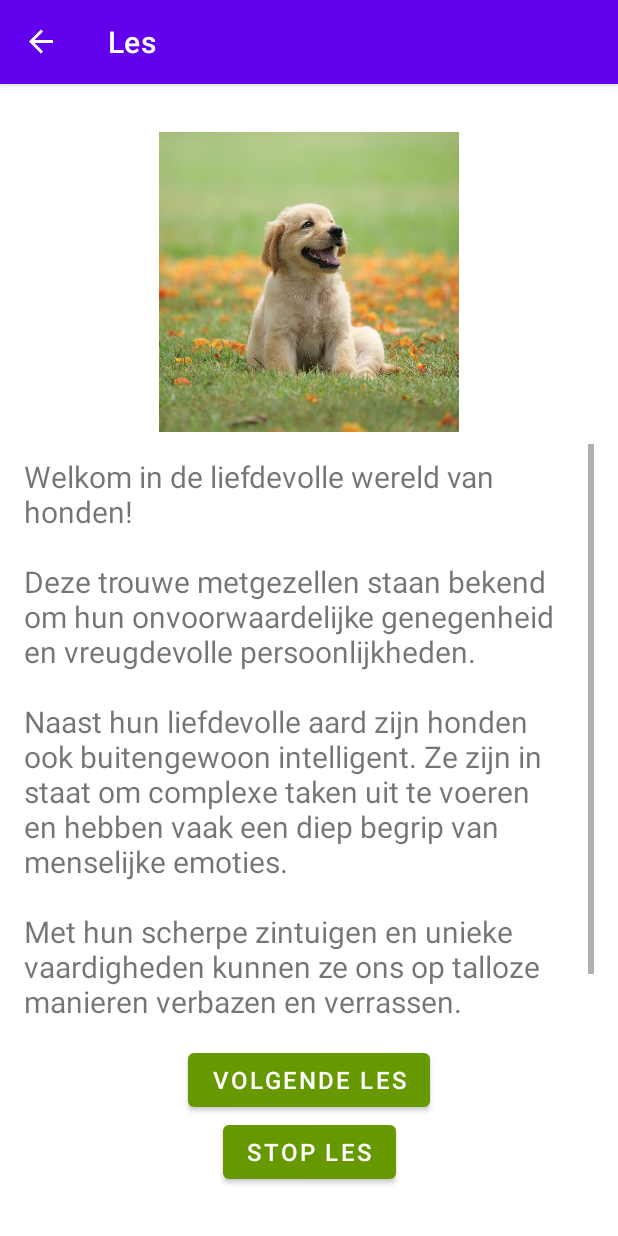
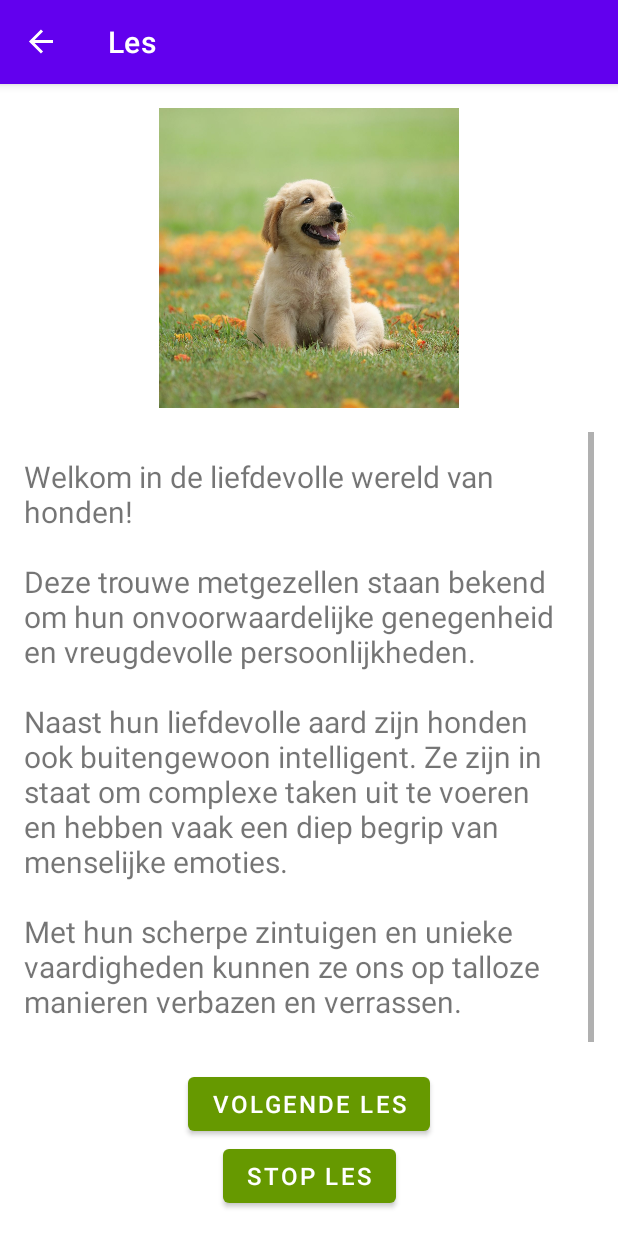
Before and after one commit to HanneVerstraete/Animalia, an Android app: the LessonFragment screen opened through its navigation route, on a phone screen of 412 x 824 dp. Run offline under Robolectric (Android 15) with nearby library versions, the phone set to English and light mode, and no system bars; our stand-ins replace data binding, navigation-ui.

Commit message:
feature lesson: add viewModel

```diff
--- a/app/src/main/java/com/example/animalia/LessonBook.kt
+++ b/app/src/main/java/com/example/animalia/LessonBook.kt
@@ -1,8 +1,6 @@
 package com.example.animalia
 
 class LessonBook {
-    var currentLesson = ""
-
     private val lessons = listOf(
         "Welkom in de liefdevolle wereld van honden!\n\n" +
                 "Deze trouwe metgezellen staan bekend om hun onvoorwaardelijke genegenheid en vreugdevolle persoonlijkheden.\n\n" +
@@ -19,16 +17,27 @@ class LessonBook {
                 "Met hun ondeugende geest en innemende persoonlijkheden blijven eenden een bron van verwondering en inspiratie voor ons allemaal!"
     )
 
-    fun getNextLesson(lessonNumber: Int) {
-        val lesson = if (lessons.size > lessonNumber) {
+    fun getLesson(lessonNumber: Int): String {
+        val lesson = if (!isLastLesson(lessonNumber)) {
             lessons.elementAt(lessonNumber)
         } else {
             "Finished all lessons"
         }
-        currentLesson = lesson
+        return lesson
+    }
+
+    fun getLessonPicture(lessonNumber: Int): Int {
+        val picture: Int = when (lessonNumber) {
+            0 -> R.drawable.dog
+            1 -> R.drawable.lion
+            2 -> R.drawable.duck
+            else -> R.drawable.empty_vector
+        }
+
+        return picture
     }
 
     fun isLastLesson(lessonNumber: Int): Boolean {
-        return lessons.size < lessonNumber
+        return lessons.size - 1 < lessonNumber
     }
 }
--- a/app/src/main/java/com/example/animalia/LessonFragment.kt
+++ b/app/src/main/java/com/example/animalia/LessonFragment.kt
@@ -6,14 +6,14 @@ import android.view.View
 import android.view.ViewGroup
 import androidx.databinding.DataBindingUtil
 import androidx.fragment.app.Fragment
+import androidx.fragment.app.viewModels
 import androidx.navigation.findNavController
 import com.example.animalia.databinding.FragmentLessonBinding
+import com.example.animalia.models.LessonViewModel
 
 class LessonFragment : Fragment() {
-    private var myLessonBook = LessonBook()
     private lateinit var binding: FragmentLessonBinding
-    // TODO move logic of number to lessonBook
-    var lessonNumber: Int = 0
+    private val viewModel: LessonViewModel by viewModels()
 
     override fun onCreate(savedInstanceState: Bundle?) {
         super.onCreate(savedInstanceState)
@@ -26,41 +26,28 @@ class LessonFragment : Fragment() {
     ): View {
         binding = DataBindingUtil.inflate(inflater, R.layout.fragment_lesson, container, false)
 
-        binding.lessonBook = myLessonBook
-
-        nextLesson()
+        binding.apply {
+            lessonViewModel = viewModel
+            lifecycleOwner = viewLifecycleOwner
+        }
 
         binding.apply {
-            nextlessonButton.setOnClickListener {
-                nextLesson()
-            }
             quitlessonButton.setOnClickListener {
                 view?.findNavController()
                     ?.navigate(LessonFragmentDirections.actionLessonFragmentToHomeFragment())
             }
         }
 
+        viewModel.shouldEnd.observe(viewLifecycleOwner) {
+            if (it) {
+                hideContinueButton()
+            }
+        }
+
         return binding.root
     }
 
-    private fun nextLesson() {
-        binding.apply {
-            lessonBook?.getNextLesson(lessonNumber)
-
-            when (lessonNumber) {
-                0 -> animalImage.setImageResource(R.drawable.dog)
-                1 -> animalImage.setImageResource(R.drawable.lion)
-                2 -> animalImage.setImageResource(R.drawable.duck)
-                else -> animalImage.setImageResource(R.drawable.empty_vector)
-            }
-
-            invalidateAll()
-        }
-
-        lessonNumber += 1
-
-        if (myLessonBook.isLastLesson(lessonNumber)) {
-            binding.nextlessonButton.visibility = View.GONE
-        }
+    private fun hideContinueButton() {
+        binding.nextlessonButton.visibility = View.GONE
     }
 }
--- /dev/null
+++ b/app/src/main/java/com/example/animalia/models/LessonViewModel.kt
@@ -0,0 +1,38 @@
+package com.example.animalia.models
+
+import androidx.lifecycle.LiveData
+import androidx.lifecycle.MutableLiveData
+import androidx.lifecycle.ViewModel
+import com.example.animalia.LessonBook
+
+class LessonViewModel : ViewModel() {
+    private var myLessonBook = LessonBook()
+    private var lessonNumber: Int = 0
+
+    private var _currentLesson = MutableLiveData<String>()
+    val currentLesson: LiveData<String>
+        get() = _currentLesson
+
+    private var _image = MutableLiveData<Int>()
+    val image: LiveData<Int>
+        get() = _image
+
+    private val _shouldEnd = MutableLiveData<Boolean>()
+    val shouldEnd: LiveData<Boolean>
+        get() = _shouldEnd
+
+    init {
+        getNextLesson()
+    }
+
+    fun getNextLesson() {
+        _currentLesson.value = myLessonBook.getLesson(lessonNumber)
+        _image.value = myLessonBook.getLessonPicture(lessonNumber)
+
+        if (myLessonBook.isLastLesson(lessonNumber)) {
+            _shouldEnd.value = true
+        } else {
+            lessonNumber++
+        }
+    }
+}
--- a/app/src/main/res/layout-land/fragment_lesson.xml
+++ b/app/src/main/res/layout-land/fragment_lesson.xml
@@ -6,8 +6,8 @@
     <data>
 
         <variable
-            name="lessonBook"
-            type="com.example.animalia.LessonBook" />
+            name="lessonViewModel"
+            type="com.example.animalia.models.LessonViewModel" />
     </data>
 
     <LinearLayout
@@ -57,7 +57,7 @@
                         style="@style/text_regular"
                         android:layout_width="wrap_content"
                         android:layout_height="wrap_content"
-                        android:text="@{lessonBook.currentLesson}"
+                        android:text="@{lessonViewModel.currentLesson}"
                         tools:text="Here comes a lesson" />
                 </LinearLayout>
             </ScrollView>
@@ -68,6 +68,7 @@
                 android:layout_width="wrap_content"
                 android:layout_height="wrap_content"
                 android:layout_marginBottom="16dp"
+                android:onClick="@{()->lessonViewModel.getNextLesson()}"
                 android:text="@string/button_lesson_next"
                 app:layout_constraintBottom_toBottomOf="parent"
                 app:layout_constraintEnd_toStartOf="@+id/quitlesson_button"
--- a/app/src/main/res/layout/fragment_lesson.xml
+++ b/app/src/main/res/layout/fragment_lesson.xml
@@ -6,8 +6,8 @@
     <data>
 
         <variable
-            name="lessonBook"
-            type="com.example.animalia.LessonBook" />
+            name="lessonViewModel"
+            type="com.example.animalia.models.LessonViewModel" />
     </data>
 
     <androidx.constraintlayout.widget.ConstraintLayout
@@ -18,27 +18,24 @@
         android:orientation="vertical"
         tools:context=".MainActivity">
 
-        <ImageView
+        <androidx.appcompat.widget.AppCompatImageView
             android:id="@+id/animal_image"
             android:layout_width="200dp"
             android:layout_height="200dp"
-            android:layout_marginTop="32dp"
+            android:layout_marginTop="@dimen/margin_top"
             android:contentDescription="@string/description_image_lesson"
             app:layout_constraintBottom_toTopOf="@+id/lesson_scrollview"
             app:layout_constraintEnd_toEndOf="parent"
             app:layout_constraintStart_toStartOf="parent"
             app:layout_constraintTop_toTopOf="parent"
-            app:srcCompat="@drawable/empty_vector"
+            app:imageResource="@{lessonViewModel.image}"
             tools:srcCompat="@drawable/dog" />
 
         <ScrollView
             android:id="@+id/lesson_scrollview"
             android:layout_width="match_parent"
             android:layout_height="0dp"
-            android:layout_marginStart="16dp"
-            android:layout_marginTop="8dp"
-            android:layout_marginEnd="16dp"
-            android:layout_marginBottom="16dp"
+            android:layout_margin="@dimen/margin"
             app:layout_constraintBottom_toTopOf="@+id/nextlesson_button"
             app:layout_constraintEnd_toEndOf="parent"
             app:layout_constraintStart_toStartOf="parent"
@@ -54,9 +51,9 @@
                     style="@style/text_regular"
                     android:layout_width="wrap_content"
                     android:layout_height="wrap_content"
-                    android:layout_marginTop="8dp"
-                    android:layout_marginBottom="32dp"
-                    android:text="@{lessonBook.currentLesson}"
+                    android:layout_marginTop="@dimen/margin_top"
+                    android:layout_marginBottom="@dimen/margin_bottom"
+                    android:text="@{lessonViewModel.currentLesson}"
                     tools:text="Here comes a lesson" />
             </LinearLayout>
         </ScrollView>
@@ -66,6 +63,7 @@
             style="@style/button_regular"
             android:layout_width="wrap_content"
             android:layout_height="wrap_content"
+            android:onClick="@{()->lessonViewModel.getNextLesson()}"
             android:text="@string/button_lesson_next"
             app:layout_constraintBottom_toTopOf="@+id/quitlesson_button"
             app:layout_constraintEnd_toEndOf="parent"
@@ -76,7 +74,7 @@
             style="@style/button_regular"
             android:layout_width="wrap_content"
             android:layout_height="wrap_content"
-            android:layout_marginBottom="32dp"
+            android:layout_marginBottom="@dimen/margin_bottom"
             android:text="@string/button_lesson_quit"
             app:layout_constraintBottom_toBottomOf="parent"
             app:layout_constraintEnd_toEndOf="parent"
```
